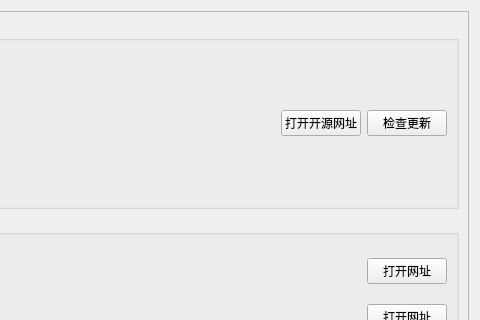
1604042736/FMCL, file Ui/About/About.ui: the form before one commit; both pictures show x 520 to 1000 and y 0 to 320 of the 1000 by 618 pixel window.
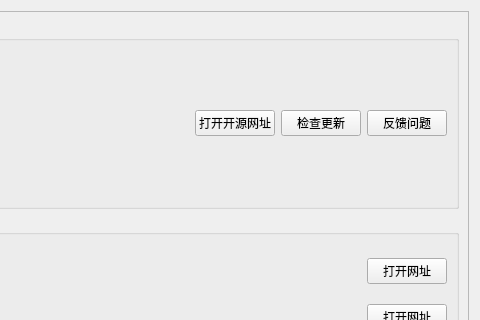
The form after the commit.

Diff of the .ui file:
```diff
--- a/Ui/About/About.ui
+++ b/Ui/About/About.ui
@@ -69,6 +69,13 @@
             </property>
            </widget>
           </item>
+          <item row="0" column="4">
+           <widget class="QPushButton" name="pb_feedback">
+            <property name="text">
+             <string>反馈问题</string>
+            </property>
+           </widget>
+          </item>
          </layout>
         </widget>
        </item>
```
Left out of the diff: 14 changed lines with no effect on the pictures.
